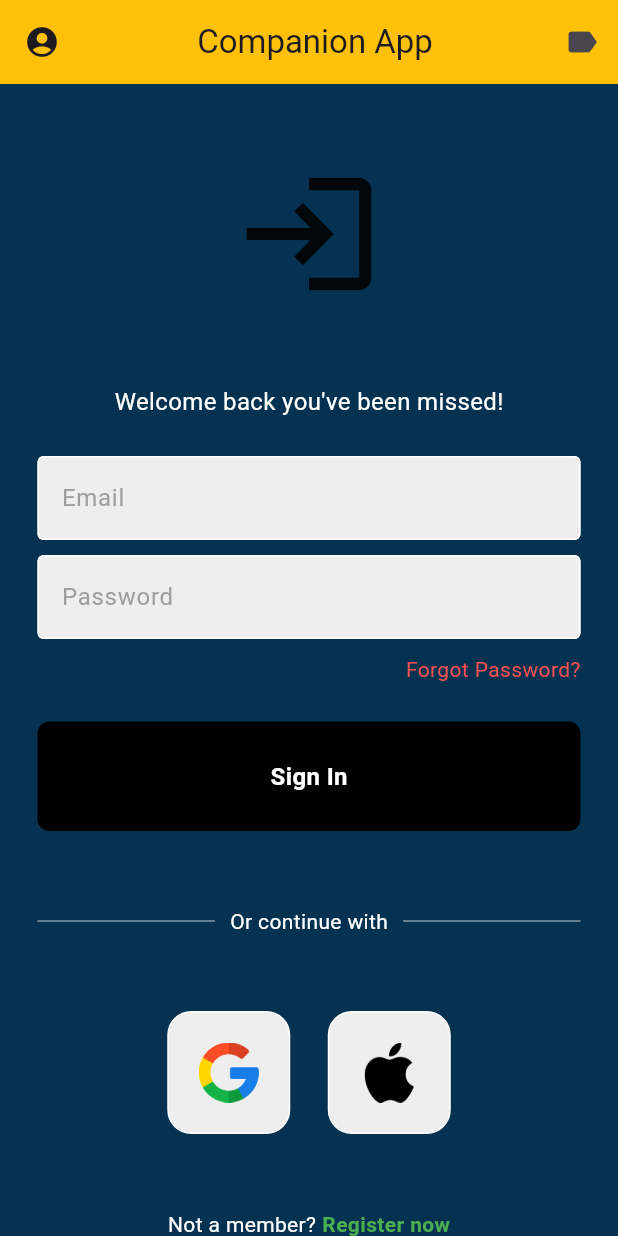
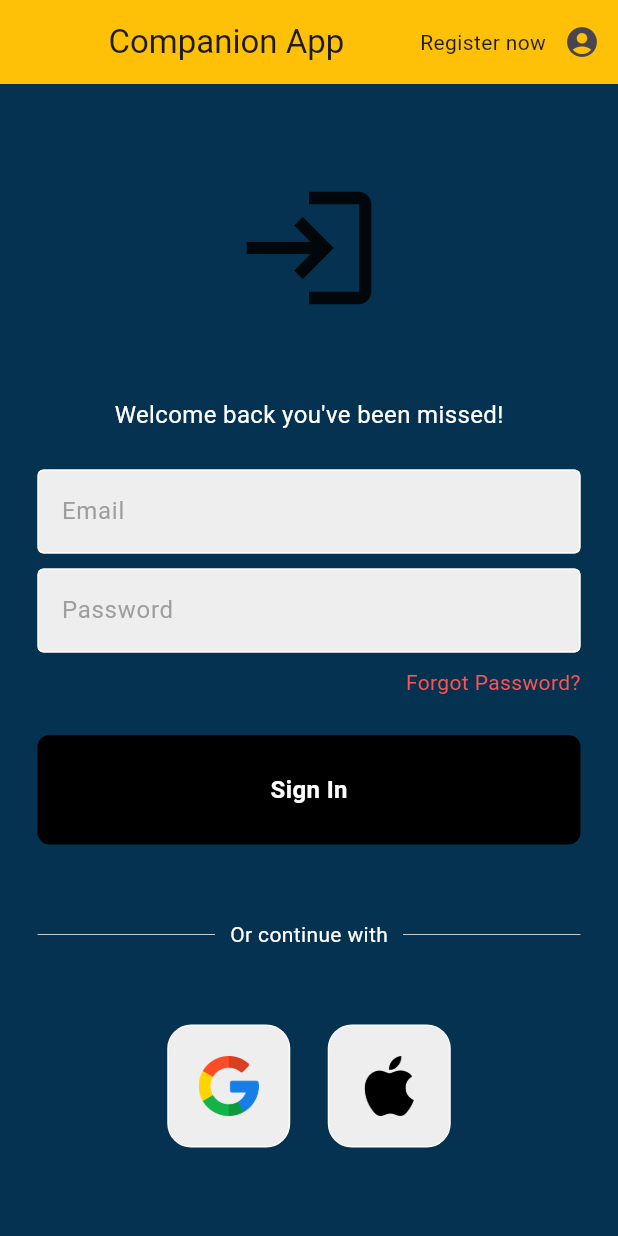
Before and after one commit to ManojSimhaNN/project, a Flutter app: the screen it shows after launch, on a phone screen of 412 x 824 dp. Run offline on Flutter 3.47's test engine with Material 3 defaults, Android fonts, the phone set to English and light mode, and no system bars; our stand-ins replace firebase_auth, firebase_core, get; accounts and stored records are empty.

Commit message:
third commit

```diff
--- a/lib/pages/login_page.dart
+++ b/lib/pages/login_page.dart
@@ -1,3 +1,4 @@
+import 'package:companion_app/pages/register_page.dart';
 import 'package:firebase_auth/firebase_auth.dart';
 import 'package:flutter/material.dart';
 import 'package:flutter/widgets.dart';
@@ -71,12 +72,26 @@ class _LoginPageState extends State<LoginPage> {
     return Scaffold(
       appBar: AppBar(
         title: Center(
-          child: Text("Companion App"),
+          child: Text("    Companion App"),
         ),
         backgroundColor: Colors.amber,
         elevation: 0,
-        leading: Icon(Icons.account_circle),
-        actions: [IconButton(onPressed: () {}, icon: Icon(Icons.label))],
+        actions: [
+          Text("Register now"),
+          IconButton(
+            onPressed: () {
+              Navigator.push(
+                context,
+                MaterialPageRoute(
+                  builder: (context) => RegisterPage(
+                    onTap: () {},
+                  ),
+                ),
+              );
+            },
+            icon: Icon(Icons.account_circle_rounded),
+          )
+        ],
       ),
       backgroundColor: const Color.fromARGB(255, 5, 50, 80),
       body: SafeArea(
@@ -191,33 +206,13 @@ class _LoginPageState extends State<LoginPage> {
                     SizedBox(width: 25),
 
                     // apple button
-                    SquareTile(onTap: () {}, imagePath: 'lib/images/apple.png')
+                    SquareTile(onTap: () {
+
+                    }, imagePath: 'lib/images/apple.png')
                   ],
                 ),
 
                 const SizedBox(height: 50),
-
-                // not a member? register now
-                Row(
-                  mainAxisAlignment: MainAxisAlignment.center,
-                  children: [
-                    Text(
-                      'Not a member?',
-                      style: TextStyle(color: Colors.white),
-                    ),
-                    const SizedBox(width: 4),
-                    GestureDetector(
-                      onTap: widget.onTap,
-                      child: const Text(
-                        'Register now',
-                        style: TextStyle(
-                          color: Colors.green,
-                          fontWeight: FontWeight.bold,
-                        ),
-                      ),
-                    ),
-                  ],
-                )
               ],
             ),
           ),
--- a/lib/pages/register_page.dart
+++ b/lib/pages/register_page.dart
@@ -1,3 +1,6 @@
+// ignore_for_file: unused_import
+
+import 'package:companion_app/pages/login_page.dart';
 import 'package:firebase_auth/firebase_auth.dart';
 import 'package:flutter/material.dart';
 import 'package:flutter/widgets.dart';
@@ -29,6 +32,7 @@ class _RegisterPageState extends State<RegisterPage> {
         );
       },
     );
+
     //try creating user
     try {
       //check if password is confirmed
```
Also changed, not shown: lib/pages/question_model.dart (+20 -0 lines), lib/pages/quiz_page.dart (+21 -24 lines), lib/pages/recomendation.dart (added, +51 -0 lines), lib/pages/welcome_page.dart (+13 -1 lines), lib/services/firebase_options.dart (deleted).
